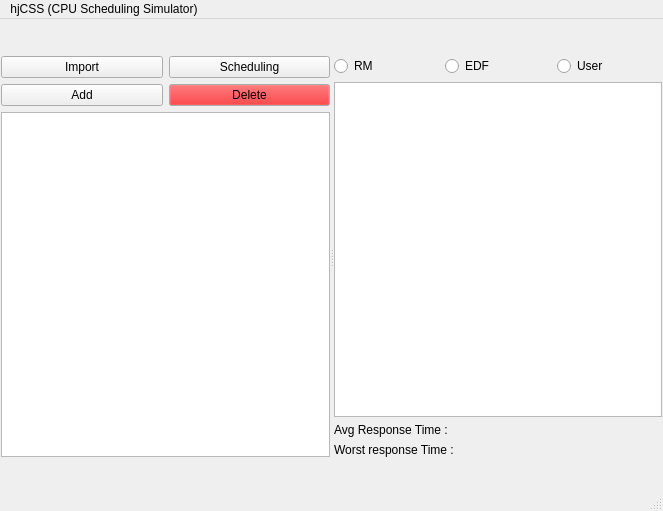
The window that hjCSS.ui (hjgwak/hjCSS) describes before a commit, drawn with Qt 5.
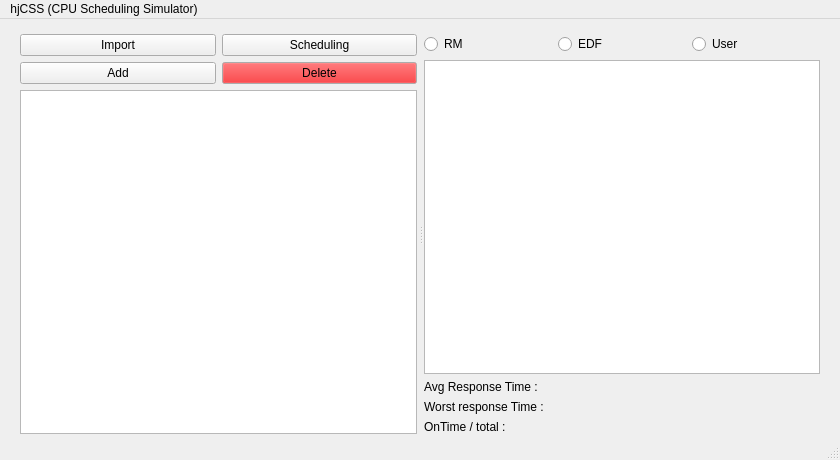
The same window after the commit.

Commit message: add button click actions

```diff
--- a/hjCSS.ui
+++ b/hjCSS.ui
@@ -6,32 +6,56 @@
    <rect>
     <x>0</x>
     <y>0</y>
-    <width>663</width>
-    <height>511</height>
+    <width>840</width>
+    <height>460</height>
    </rect>
   </property>
+  <property name="sizePolicy">
+   <sizepolicy hsizetype="Fixed" vsizetype="Fixed">
+    <horstretch>0</horstretch>
+    <verstretch>0</verstretch>
+   </sizepolicy>
+  </property>
   <property name="windowTitle">
    <string>MainWindow</string>
   </property>
   <widget class="QWidget" name="centralwidget">
+   <property name="sizePolicy">
+    <sizepolicy hsizetype="Fixed" vsizetype="Fixed">
+     <horstretch>0</horstretch>
+     <verstretch>0</verstretch>
+    </sizepolicy>
+   </property>
    <widget class="QSplitter" name="splitter">
     <property name="enabled">
      <bool>true</bool>
     </property>
     <property name="geometry">
      <rect>
-      <x>1</x>
-      <y>37</y>
-      <width>661</width>
-      <height>401</height>
+      <x>20</x>
+      <y>15</y>
+      <width>800</width>
+      <height>400</height>
      </rect>
     </property>
+    <property name="sizePolicy">
+     <sizepolicy hsizetype="Fixed" vsizetype="Fixed">
+      <horstretch>0</horstretch>
+      <verstretch>0</verstretch>
+     </sizepolicy>
+    </property>
     <property name="frameShape">
      <enum>QFrame::NoFrame</enum>
     </property>
+    <property name="lineWidth">
+     <number>1</number>
+    </property>
     <property name="orientation">
      <enum>Qt::Horizontal</enum>
     </property>
+    <property name="handleWidth">
+     <number>7</number>
+    </property>
     <widget class="QWidget" name="layoutWidget">
      <layout class="QVBoxLayout" name="verticalLayout_2">
       <item>
@@ -174,6 +198,13 @@
         </property>
        </widget>
       </item>
+      <item>
+       <widget class="QLabel" name="OnTimeDialog">
+        <property name="text">
+         <string>OnTime / total :</string>
+        </property>
+       </widget>
+      </item>
      </layout>
     </widget>
    </widget>
@@ -183,7 +214,7 @@
     <rect>
      <x>0</x>
      <y>0</y>
-     <width>663</width>
+     <width>840</width>
      <height>22</height>
     </rect>
    </property>
```
The commit also changes 4 other files.
